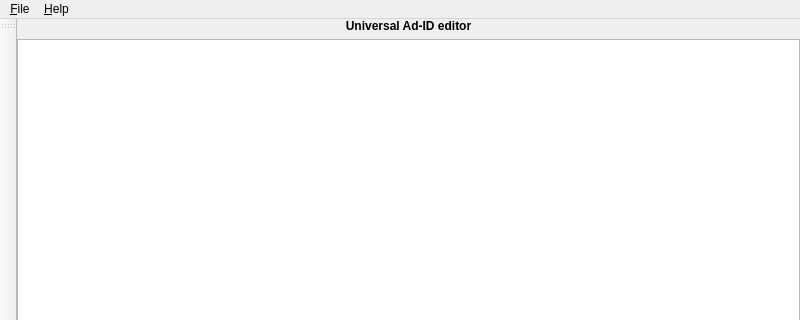
Qt form Source/GUI/Qt/mainwindow.ui (JeromeMartinez/MOV_MetaEdit) before a commit; both pictures show x 0 to 800 and y 0 to 320 of the 800 by 600 pixel window.
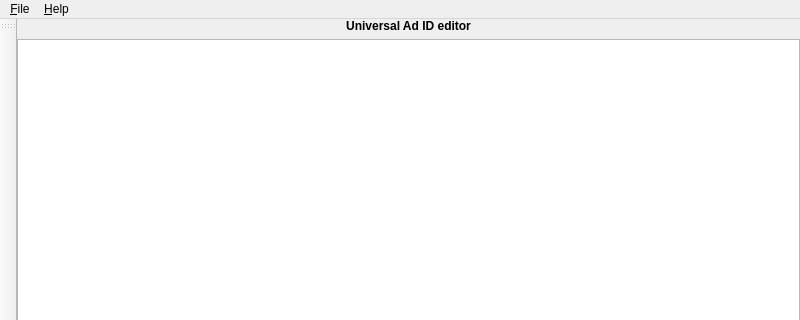
The same form after that commit. Icons and pictures are not drawn. Custom widgets are drawn as their Qt base class.

The edit to the form file:
```diff
--- a/Source/GUI/Qt/mainwindow.ui
+++ b/Source/GUI/Qt/mainwindow.ui
@@ -71,7 +71,7 @@
        </font>
       </property>
       <property name="text">
-       <string>Universal Ad-ID editor</string>
+       <string>Universal Ad ID editor</string>
       </property>
       <property name="alignment">
        <set>Qt::AlignCenter</set>
```
